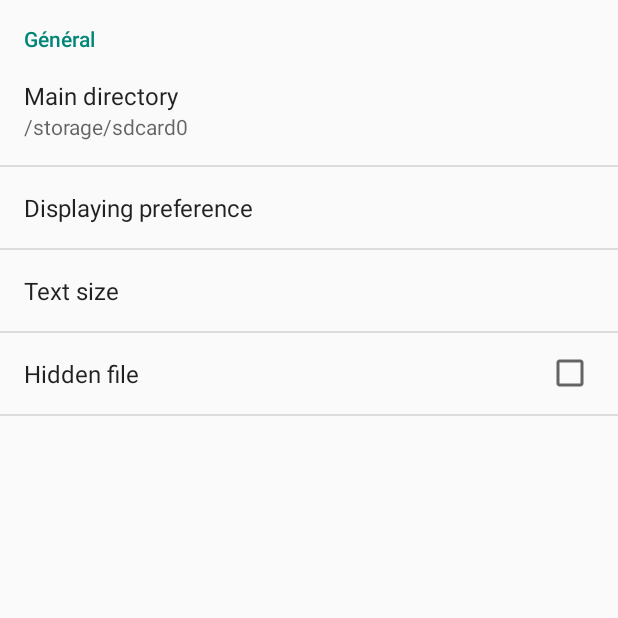
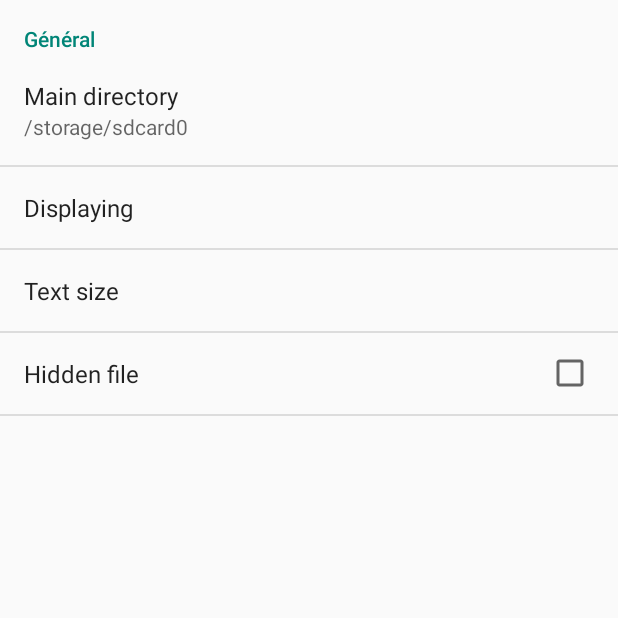
Before and after one commit to jmey/FilesExplorer, an Android app: the UserSettingsActivity screen opened directly, with no data from a screen before it, on a phone screen of 412 x 824 dp, the top half of it. Run offline under Robolectric (Android 15) with nearby library versions, the phone set to English and light mode, and no system bars.

Commit message:
Normalisation des strings.xml (settings en français aussi)

```diff
--- a/app/src/main/res/values/strings.xml
+++ b/app/src/main/res/values/strings.xml
@@ -19,19 +19,24 @@
     <string name="pref_text_size">Text size</string>
     <string name="pref_hidden_file">Hidden file</string>
 
+    <string name="quit">Quit the application</string>
+    <string name="quit_confirmation">Do you really want to quit the application?</string>
+    <string name="yes">Yes</string>
+    <string name="no">No</string>
+
 
     <!-- préferences -->
-    <string name="displayingpreferencetitle">Displaying preference</string>
+    <string name="displayingpreferencetitle">Displaying</string>
     <string name="download_directory">/storage/sdcard0</string>
     <string-array name="listentries">
-        <item>Vue liste</item>
-        <item>Vue grille</item>
-        <item>Vue arbre</item>
+        <item>List view</item>
+        <item>Grid view</item>
+        <item>Tree view</item>
     </string-array>
     <string-array name="listvalues">
-        <item>1iste</item>
-        <item>grille</item>
-        <item>arbre</item>
+        <item>1ist</item>
+        <item>grid</item>
+        <item>tree</item>
     </string-array>
 
 </resources>
--- a/app/src/main/res/xml/settings.xml
+++ b/app/src/main/res/xml/settings.xml
@@ -14,7 +14,8 @@
             android:key="pref_displaying"
             android:title="@string/displayingpreferencetitle"
             android:entries="@array/listentries"
-            android:entryValues="@array/listvalues" />
+            android:entryValues="@array/listvalues"
+            android:defaultValue="0"/>
 
         <EditTextPreference
             android:key="pref_text_size"
```
Also changed, not shown: app/src/main/java/com/example/filesexplorer/MainActivity.java (+4 -4 lines), 1 other file.
